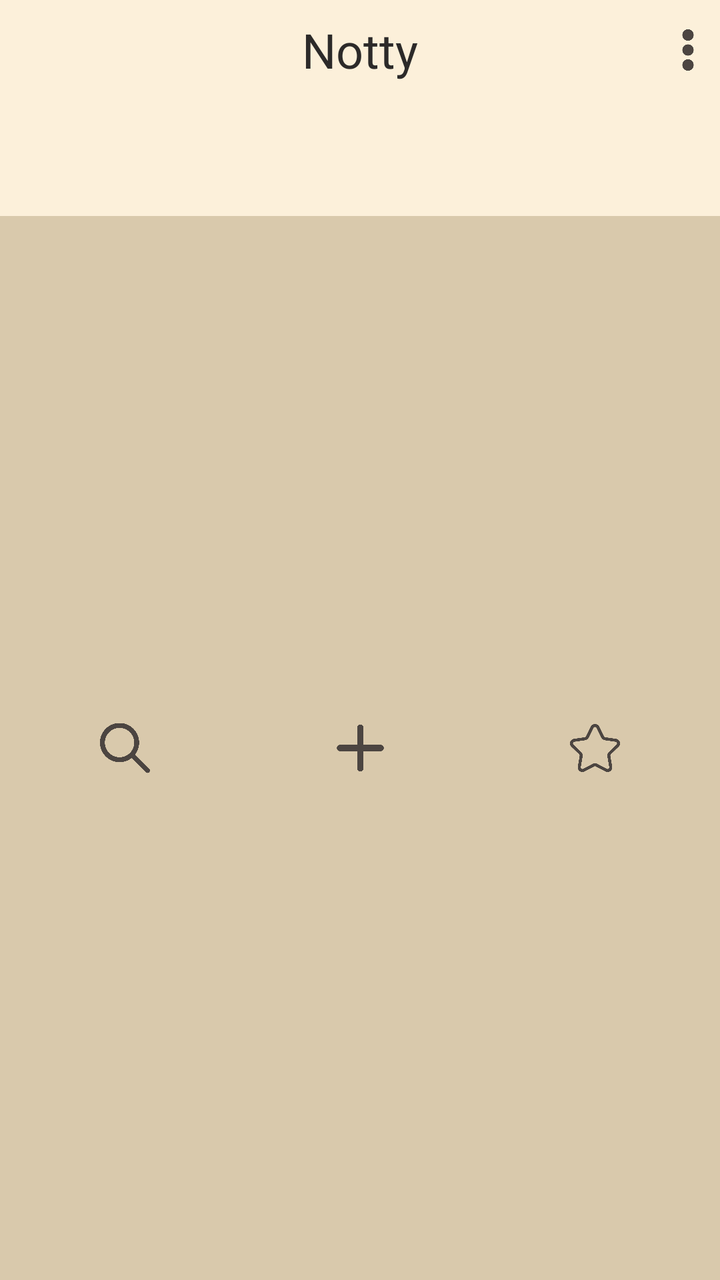
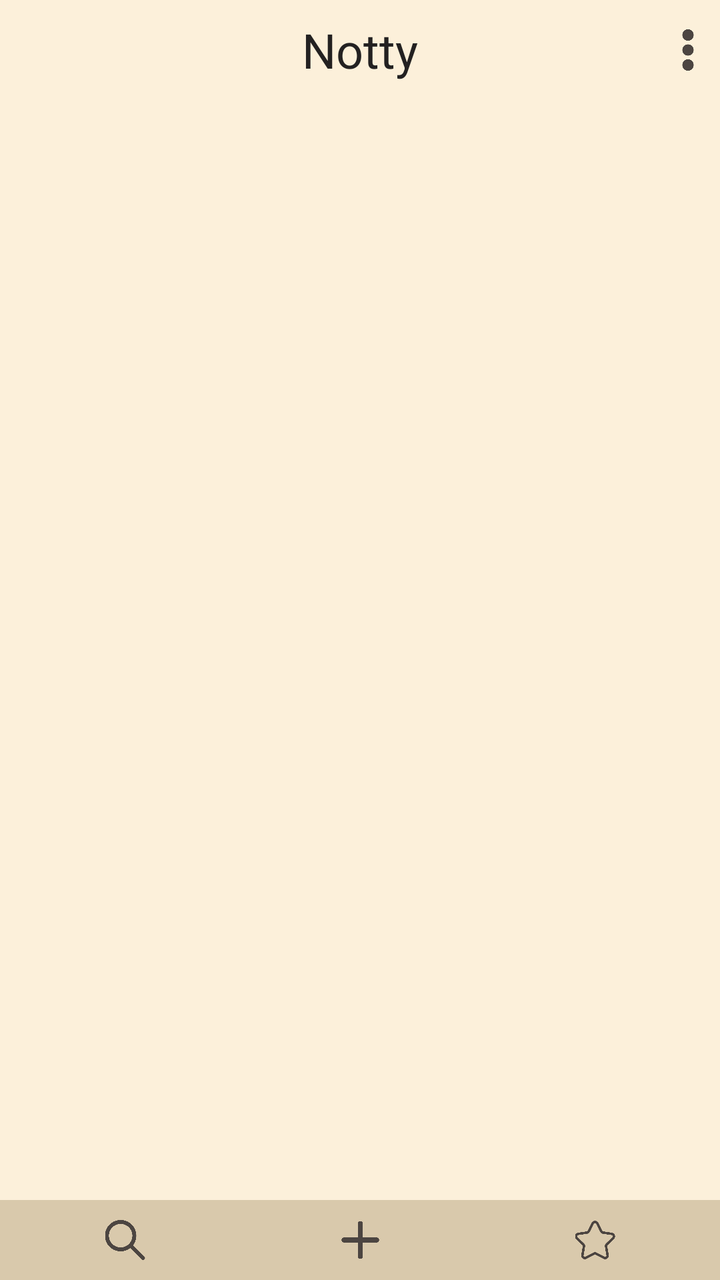

The first picture is an Android layout as it rendered before a commit; the second is the same layout after the commit. The layout source and the unified diff follow.
<!-- AndroidManifest.xml: application theme Base.Theme.Notty -->
<!-- res/layout/activity_main.xml -->
<?xml version="1.0" encoding="utf-8"?>
<androidx.constraintlayout.widget.ConstraintLayout xmlns:android="http://schemas.android.com/apk/res/android"
    xmlns:app="http://schemas.android.com/apk/res-auto"
    xmlns:tools="http://schemas.android.com/tools"
    android:id="@+id/main"
    android:layout_width="match_parent"
    android:layout_height="match_parent"
    tools:context=".MainActivity"
    style="@style/stylePage">


    <include
        android:id="@+id/id_home_toolbar"
        layout="@layout/toolbar_home"
        app:layout_constraintStart_toStartOf="parent"
        app:layout_constraintEnd_toEndOf="parent"
        app:layout_constraintTop_toTopOf="parent"
        app:layout_constraintBottom_toTopOf="@+id/id_home_note_container"/>


    <LinearLayout
        android:id="@+id/id_home_note_container"
        android:layout_width="match_parent"
        android:layout_height="0dp"
        android:layout_marginHorizontal="10dp"
        android:orientation="vertical"
        tools:layout_editor_absoluteX="10dp"
        tools:layout_editor_absoluteY="64dp"
        app:layout_constraintStart_toStartOf="parent"
        app:layout_constraintEnd_toEndOf="parent"
        app:layout_constraintTop_toBottomOf="@+id/id_home_toolbar"
        app:layout_constraintBottom_toTopOf="@+id/id_home_footbar" >

        <GridView
            android:id="@+id/id_home_gridv_note"
            android:layout_width="match_parent"
            android:layout_height="match_parent"
            android:layout_marginTop="5dp"
            android:horizontalSpacing="5dp"
            android:numColumns="2"
            android:verticalSpacing="5dp">

        </GridView>

    </LinearLayout>


    <include
        android:id="@+id/id_home_footbar"
        layout="@layout/footbar_home"
        android:layout_width="match_parent"
        android:layout_height="wrap_content"
        app:layout_constraintStart_toStartOf="parent"
        app:layout_constraintEnd_toEndOf="parent"
        app:layout_constraintTop_toBottomOf="@+id/id_home_note_container"
        app:layout_constraintBottom_toBottomOf="parent" />

</androidx.constraintlayout.widget.ConstraintLayout>
<!-- res/layout/toolbar_home.xml (included above) -->
<?xml version="1.0" encoding="utf-8"?>
<androidx.appcompat.widget.Toolbar
    xmlns:android="http://schemas.android.com/apk/res/android"
    android:layout_width="match_parent"
    android:layout_height="50dp"
    android:id="@+id/id_home_toolbar"
    android:background="#00000000"
    style="@style/styleToolbar">


    <TextView
        android:id="@+id/textView_TBar_titre"
        android:layout_width="wrap_content"
        android:layout_height="wrap_content"
        android:layout_gravity="center"
        android:text="@string/app_name"
        android:textSize="24sp"
        style="@style/styleToolbar_Title"/>

    <ImageView
        android:id="@+id/image_edit"
        android:layout_width="30dp"
        android:layout_height="40dp"
        android:layout_gravity="right"
        android:layout_marginRight="1dp"
        style="@style/styleToolbar_Option"/>


</androidx.appcompat.widget.Toolbar>
<!-- res/layout/footbar_home.xml (included above) -->
<?xml version="1.0" encoding="utf-8"?>
<androidx.appcompat.widget.Toolbar xmlns:android="http://schemas.android.com/apk/res/android"
    android:id="@+id/id_home_footbar"
    style="@style/styleFootbar"
    android:layout_width="match_parent"
    android:layout_height="40dp"
    android:paddingVertical="10dp">


    <ImageView
        android:id="@+id/id_home_toolbar_btn_search"
        style="@style/styleFootbar_searchBtn"
        android:layout_width="25dp"
        android:layout_height="match_parent"
        android:layout_gravity="left"
        android:layout_marginLeft="50dp" />

    <ImageView
        android:id="@+id/id_home_toolbar_btn_addNote"
        style="@style/styleFootbar_addBtn"
        android:layout_width="25dp"
        android:layout_height="match_parent"
        android:layout_gravity="center" />

    <ImageView
        android:id="@+id/id_home_toolbar_btn_favorite"
        style="@style/styleFootbar_favBtn"
        android:layout_width="25dp"
        android:layout_height="match_parent"
        android:layout_gravity="right"
        android:layout_marginRight="50dp" />



</androidx.appcompat.widget.Toolbar>
<!-- resources referenced by this layout -->
<resources>
  <string name="app_name" translatable="false">Notty</string>
  <style name="styleFootbar">
          <item name="android:background">@color/dark_cream</item>
      </style>
  <style name="styleFootbar_addBtn">
          <item name="android:src">@drawable/add_icon_grey</item>
      </style>
  <style name="styleFootbar_favBtn">
          <item name="android:src">@drawable/etoile_grey_empty</item>
      </style>
  <style name="styleFootbar_searchBtn">
          <item name="android:src">@drawable/loupe_grey</item>
      </style>
  <style name="stylePage">
          <item name="android:background">@color/cream</item>
      </style>
  <style name="styleToolbar">
          <item name="android:background">#00000000</item>
      </style>
  <style name="styleToolbar_Option">
          <item name="android:src">@drawable/options_grey</item>
      </style>
  <style name="styleToolbar_Title">
          <item name="android:textColor">@color/dark_grey</item>
      </style>
  <style name="Base.Theme.Notty" parent="Theme.AppCompat.DayNight.NoActionBar">
          
  
          <item name="option_icon">@drawable/options_black</item>
          <item name="add_icon">@drawable/add_icon_black</item>
          <item name="favorite_icon">@drawable/etoile_black_empty</item>
          <item name="not_favorite_icon">@drawable/etoile_black_filled</item>
          <item name="search_icon">@drawable/loupe_black</item>
          <item name="back_icon">@drawable/left_arrow_black</item>
  
      </style>
  <color name="dark_cream">#D9C9AC</color>
  <!-- drawable add_icon_grey: png bitmap (drawable, 5380 bytes) -->
  <!-- drawable etoile_grey_empty: png bitmap (drawable, 22926 bytes) -->
  <!-- drawable loupe_grey: png bitmap (drawable, 17831 bytes) -->
  <color name="cream">#FCF0DA</color>
  <!-- drawable options_grey: png bitmap (drawable, 7957 bytes) -->
  <color name="dark_grey">#2C2A29</color>
  <!-- drawable options_black: png bitmap (drawable, 5588 bytes) -->
  <!-- drawable add_icon_black: png bitmap (drawable, 4259 bytes) -->
  <!-- drawable etoile_black_empty: png bitmap (drawable, 14235 bytes) -->
  <!-- drawable etoile_black_filled: png bitmap (drawable, 11264 bytes) -->
  <!-- drawable loupe_black: png bitmap (drawable, 12028 bytes) -->
  <!-- drawable left_arrow_black: png bitmap (drawable, 9497 bytes) -->
</resources>

<!-- the commit's change to res/layout/activity_main.xml (unified diff, before → after) -->
@@ -23,6 +23,7 @@
         android:layout_width="match_parent"
         android:layout_height="0dp"
         android:layout_marginHorizontal="10dp"
+        android:layout_marginTop="10dp"
         android:orientation="vertical"
         tools:layout_editor_absoluteX="10dp"
         tools:layout_editor_absoluteY="64dp"
@@ -35,10 +36,10 @@
             android:id="@+id/id_home_gridv_note"
             android:layout_width="match_parent"
             android:layout_height="match_parent"
-            android:layout_marginTop="5dp"
-            android:horizontalSpacing="5dp"
+            android:horizontalSpacing="20dp"
+            android:verticalSpacing="20dp"
             android:numColumns="2"
-            android:verticalSpacing="5dp">
+            >
 
         </GridView>
 
@@ -49,7 +50,7 @@
         android:id="@+id/id_home_footbar"
         layout="@layout/footbar_home"
         android:layout_width="match_parent"
-        android:layout_height="wrap_content"
+        android:layout_height="40dp"
         app:layout_constraintStart_toStartOf="parent"
         app:layout_constraintEnd_toEndOf="parent"
         app:layout_constraintTop_toBottomOf="@+id/id_home_note_container"
<!-- resource entries referenced after the edit -->
@@ -42,7 +42,7 @@
   <!-- drawable loupe_grey: png bitmap (drawable, 17831 bytes) -->
   <color name="cream">#FCF0DA</color>
   <!-- drawable options_grey: png bitmap (drawable, 7957 bytes) -->
-  <color name="dark_grey">#2C2A29</color>
+  <color name="dark_grey">#232121</color>
   <!-- drawable options_black: png bitmap (drawable, 5588 bytes) -->
   <!-- drawable add_icon_black: png bitmap (drawable, 4259 bytes) -->
   <!-- drawable etoile_black_empty: png bitmap (drawable, 14235 bytes) -->
